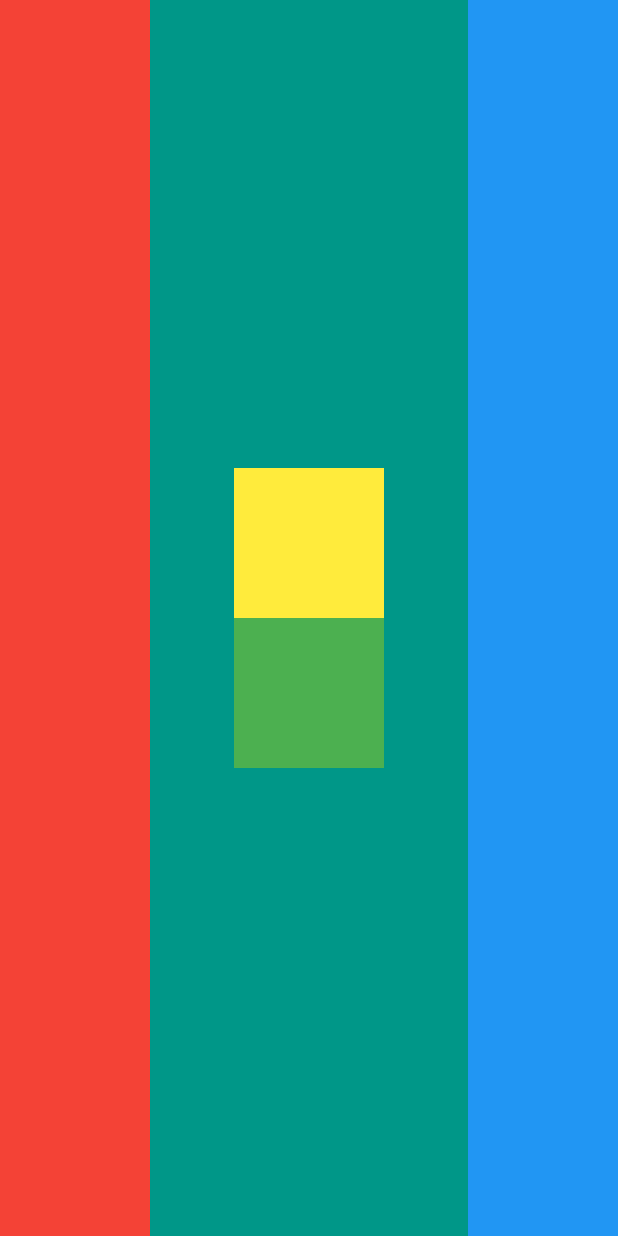
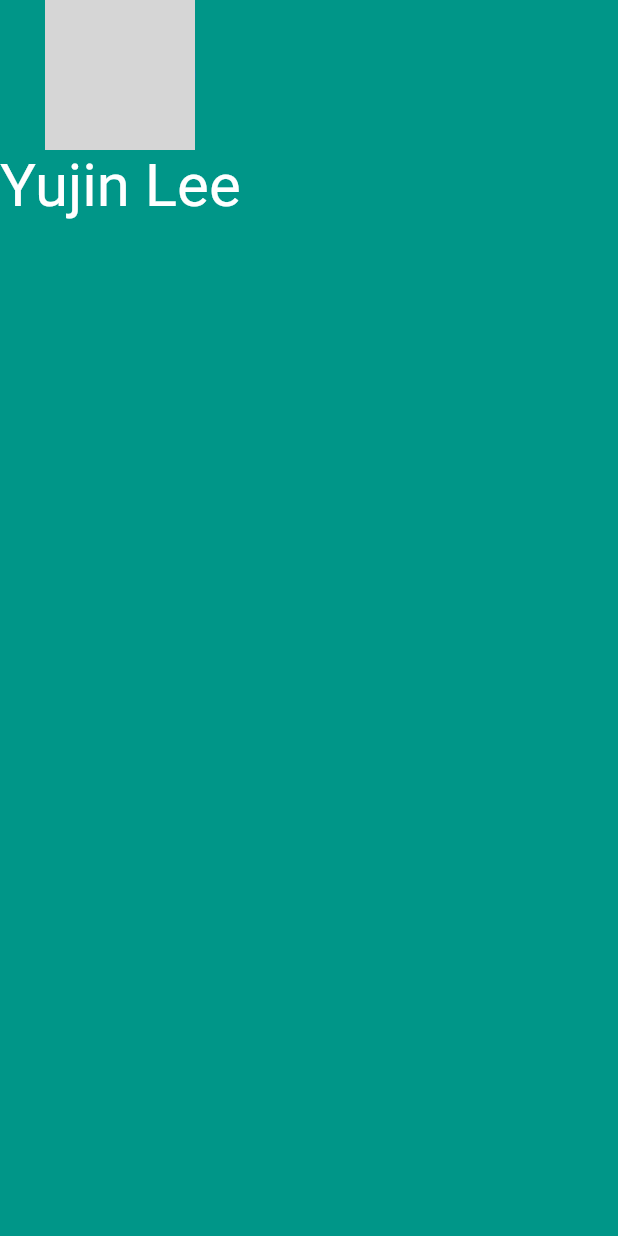
Before and after one commit to YuuJining/MyFlutter, a Flutter app: the screen it shows after launch, on a phone screen of 412 x 824 dp. Run offline on Flutter 3.47's test engine with Material 2 defaults, Android fonts, the phone set to English and light mode, and no system bars; grey boxes are pictures that could not be loaded.

Commit message:
#Challenge2_1 - making MiCard

```diff
--- a/layout_challenge/lib/main.dart
+++ b/layout_challenge/lib/main.dart
@@ -11,43 +11,21 @@ class  Myapp extends StatelessWidget {
       home: Scaffold(
         backgroundColor: Colors.teal,
         body:SafeArea (
-            child: Row(
-              crossAxisAlignment: CrossAxisAlignment.stretch,
-              mainAxisAlignment: MainAxisAlignment.spaceBetween,
-              children: <Widget>[
-                Container(
-                  width: 100.0,
-                  color: Colors.red,
+          child: Column (
+            children: <Widget>[
+              CircleAvatar(
+                radius: 50.0,
+                backgroundImage: AssetImage('images/muji.jpg'),
+              ),
+              Text(
+                'Yujin Lee',
+                style: TextStyle(
+                  fontSize: 40.0,
+                  color: Colors.white,
                 ),
-                SizedBox(
-                  width: 50.0,
-                ),
-                Container(
-                  child: Column(
-                    mainAxisAlignment: MainAxisAlignment.center,
-                    children: <Widget>[
-                      Container(
-                        width: 100.0,
-                        height: 100.0,
-                        color: Colors.yellow,
-                      ),
-                      Container(
-                        width: 100.0,
-                        height: 100.0,
-                        color: Colors.green,
-                      ),
-                    ],
-                  ),
-                ),
-                SizedBox(
-                  width: 50.0,
-                ),
-                Container(
-                  width: 100.0,
-                  color: Colors.blue,
-                ),
-              ],
-            )
+              )
+            ],
+          ),
         ),
       ),
     );
```
